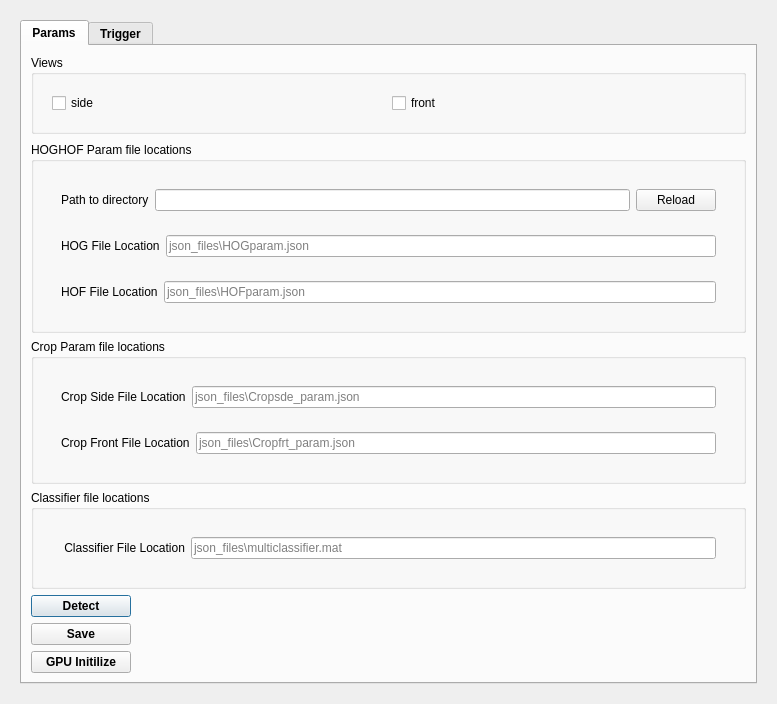
Before: the Qt Designer form src/plugin/jaaba_plugin/jaaba_plugin.ui in hubbardp/BIASJAABA, drawn with Qt 5.
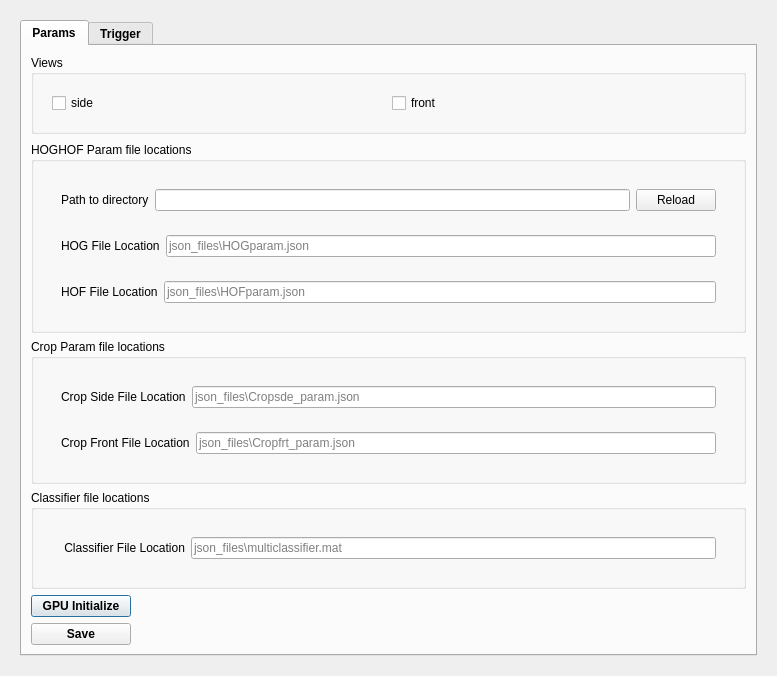
After: the same form once the commit is applied. Custom widgets are drawn as their Qt base class.

Commit message: Thread statrs happen on trigger for bias in video mode, for no initisl lat in jaaba compute two camera

Patch:
```diff
--- a/src/plugin/jaaba_plugin/jaaba_plugin.ui
+++ b/src/plugin/jaaba_plugin/jaaba_plugin.ui
@@ -439,7 +439,7 @@
           <item>
            <widget class="QPushButton" name="detectButtonPtr_">
             <property name="text">
-             <string>Detect</string>
+             <string>GPU Initialize</string>
             </property>
             <property name="maximumSize">
               <size>
@@ -462,19 +462,6 @@
             </property>
            </widget>
           </item>
-          <item>
-            <widget class="QPushButton" name="gpuInitButtonPtr_">
-              <property name="text">
-                <string>GPU Initilize</string>
-              </property>
-              <property name="maximumSize">
-                <size>
-                  <width>100</width>
-                  <height>100</height>
-                </size>
-              </property>
-            </widget>
-          </item> 
          </layout> 
         </widget>           
         <widget class="QWidget" name="triggerTabPtr">
```
Left out of the diff: 2 changed lines with no effect on the pictures. The commit also changes 6 other files.
